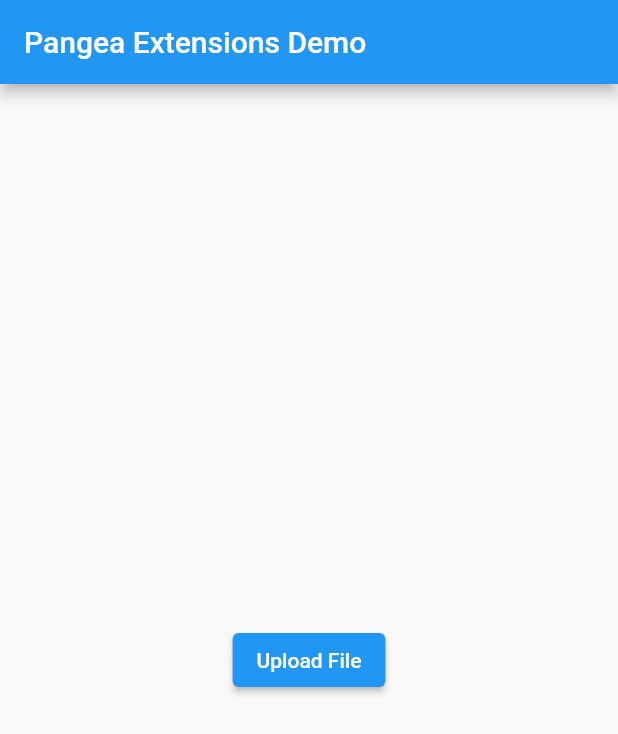
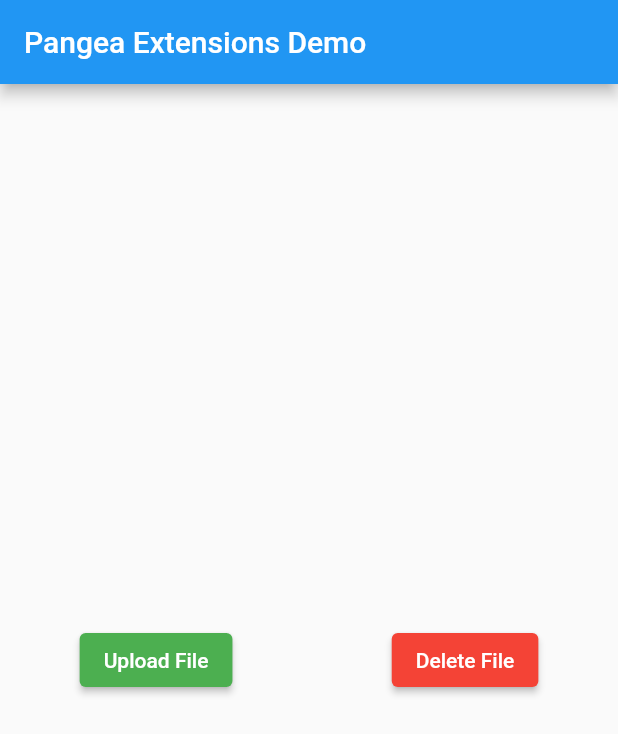
Before and after one commit to trey-a-hope/pangea_extensions_demo, a Flutter app: the screen it shows after launch, after a tap on "Upload File", on a phone screen of 412 x 824 dp. Shown: the top 734 px of the screen. Run offline on Flutter 3.47's test engine with Material 2 defaults, Android fonts, the phone set to English and light mode, and no system bars; our stand-ins replace file_picker, firebase_core, firebase_storage; accounts and stored records are empty.

Commit message:
Delete File
* Added delete file feature.

```diff
--- a/lib/demo_page.dart
+++ b/lib/demo_page.dart
@@ -24,9 +24,26 @@
       body: Center(
         child: _isLoading
             ? const CircularProgressIndicator()
-            : ElevatedButton(
-                onPressed: uploadFile,
-                child: const Text('Upload File'),
+            : Row(
+                mainAxisAlignment: MainAxisAlignment.spaceAround,
+                children: [
+                  ElevatedButton(
+                    style: ButtonStyle(
+                      backgroundColor:
+                          MaterialStateProperty.all<Color>(Colors.green),
+                    ),
+                    onPressed: uploadFile,
+                    child: const Text('Upload File'),
+                  ),
+                  ElevatedButton(
+                    style: ButtonStyle(
+                      backgroundColor:
+                          MaterialStateProperty.all<Color>(Colors.red),
+                    ),
+                    onPressed: deleteFile,
+                    child: const Text('Delete File'),
+                  ),
+                ],
               ),
       ),
     );
@@ -39,23 +56,44 @@
       setState(() => _isLoading = true);
       try {
         File file = File(result.files.single.path!);
-        await _storageService.uploadFile(
-          file: file,
-          path: 'eicar-test-file.com',
+        await _storageService.uploadFile(file: file);
+        setState(() => _isLoading = false);
+        showSnackbar(
+          context: context,
+          text: 'File uploaded successfully.',
         );
-        setState(() => _isLoading = false);
-        showSnackbar(context: context);
       } catch (e) {
         setState(() => _isLoading = false);
-        debugPrint(e.toString());
+        showSnackbar(
+          context: context,
+          text: e.toString(),
+        );
       }
     }
   }
 
-  showSnackbar({required BuildContext context}) {
+  void deleteFile() async {
+    setState(() => _isLoading = true);
+    try {
+      await _storageService.deleteFile();
+      setState(() => _isLoading = false);
+      showSnackbar(
+        context: context,
+        text: 'File deleted successfully.',
+      );
+    } catch (e) {
+      setState(() => _isLoading = false);
+      showSnackbar(
+        context: context,
+        text: e.toString(),
+      );
+    }
+  }
+
+  showSnackbar({required BuildContext context, required String text}) {
     ScaffoldMessenger.of(context).showSnackBar(
-      const SnackBar(
-        content: Text('File uploaded successfully.'),
+      SnackBar(
+        content: Text(text),
       ),
     );
   }
--- a/lib/storage_service.dart
+++ b/lib/storage_service.dart
@@ -3,9 +3,11 @@
 import 'package:firebase_storage/firebase_storage.dart';
 
 class StorageService {
-  Future<String> uploadFile({required File file, required String path}) async {
+  static const String testFileName = 'eicar-test-file.com';
+
+  Future<String> uploadFile({required File file}) async {
     try {
-      final Reference ref = FirebaseStorage.instance.ref().child(path);
+      final Reference ref = FirebaseStorage.instance.ref().child(testFileName);
       final UploadTask uploadTask = ref.putFile(file);
       final Reference sr = (await uploadTask).ref;
       return (await sr.getDownloadURL()).toString();
@@ -13,4 +15,16 @@
       throw Exception(e.toString());
     }
   }
+
+  Future<void> deleteFile() async {
+    try {
+      final Reference ref = FirebaseStorage.instance.ref().child(testFileName);
+      await ref.delete();
+      return;
+    } catch (e) {
+      throw Exception(
+        e.toString(),
+      );
+    }
+  }
 }
```
